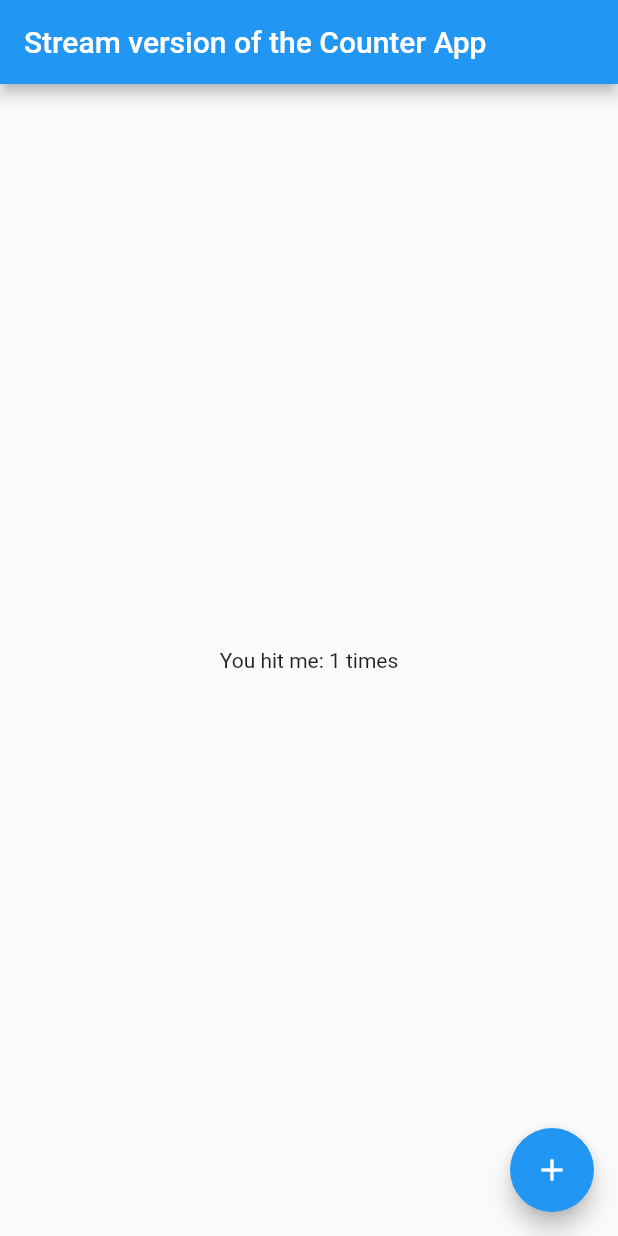
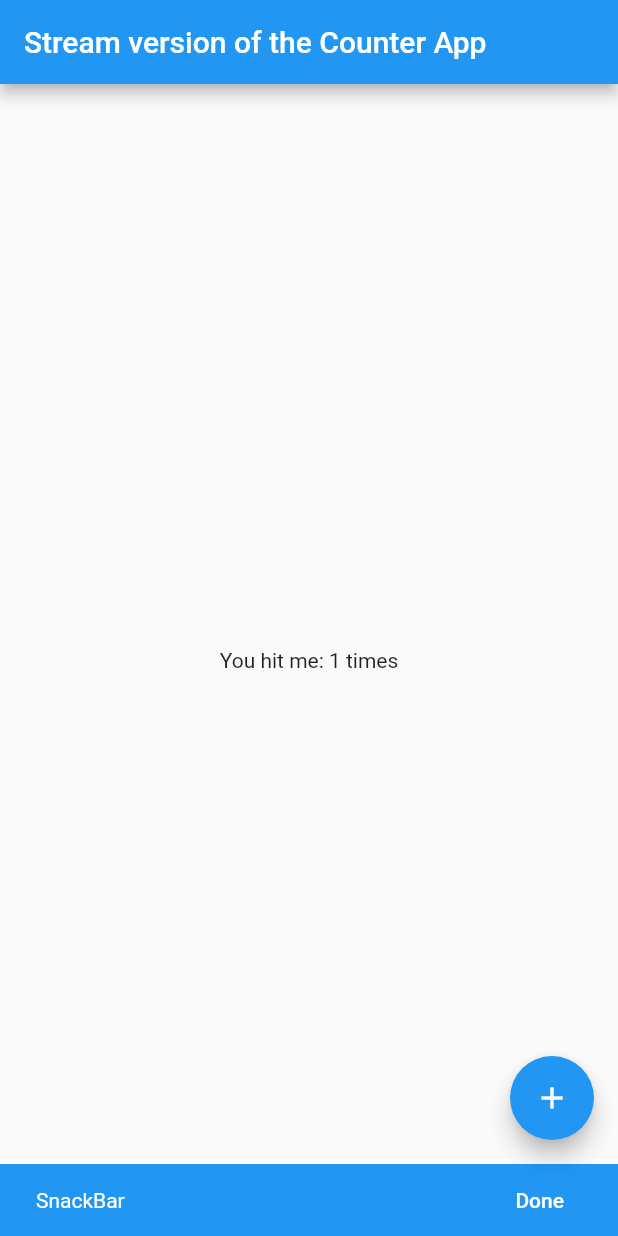
Before and after one commit to miji-lee-developer/flutter_examples, a Flutter app: the screen it shows after launch, after a tap on the "add" icon, on a phone screen of 412 x 824 dp. Run offline on Flutter 3.47's test engine with Material 2 defaults, Android fonts, the phone set to English and light mode, and no system bars.

Commit message:
Day 42. example - using SnackBar with build context

```diff
--- a/lib/src/app_exam_stream.dart
+++ b/lib/src/app_exam_stream.dart
@@ -41,11 +41,32 @@ class _CounterPageState extends State<CounterPage> {
           }
         ),
       ),
-      floatingActionButton: FloatingActionButton(
-        child: const Icon(Icons.add),
-        onPressed: (){
-          // add to StreamController
-          bloc.incrementCounter.add(null);
+      // floatingActionButton: FloatingActionButton(
+      //   child: const Icon(Icons.add),
+      //   onPressed: (){
+      //     // add to StreamController
+      //     bloc.incrementCounter.add(null);
+      //   },
+      // ),
+      floatingActionButton: new Builder(
+        builder: (context) {
+          return new FloatingActionButton(
+              child: const Icon(Icons.add),
+              onPressed: () {
+                bloc.incrementCounter.add(null);
+
+                Scaffold.of(context).showSnackBar(
+                  new SnackBar(
+                    backgroundColor: Colors.blue,
+                    content: new Text('SnackBar'),
+                    action: SnackBarAction(
+                      label: "Done",
+                      textColor: Colors.white,
+                      onPressed: () {},
+                    ),
+                  ),
+                );
+          });
         },
       ),
     );
```
